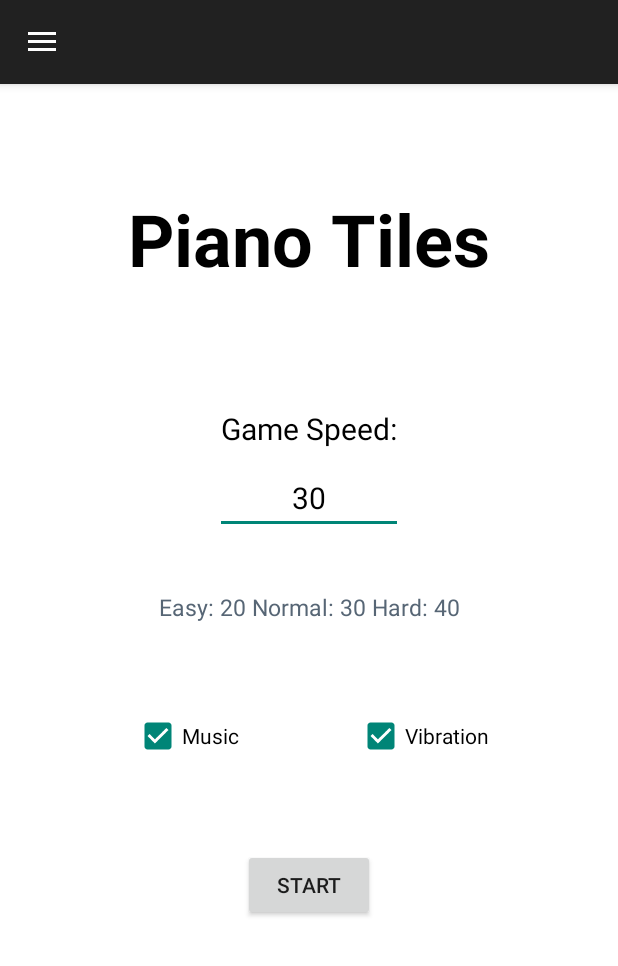
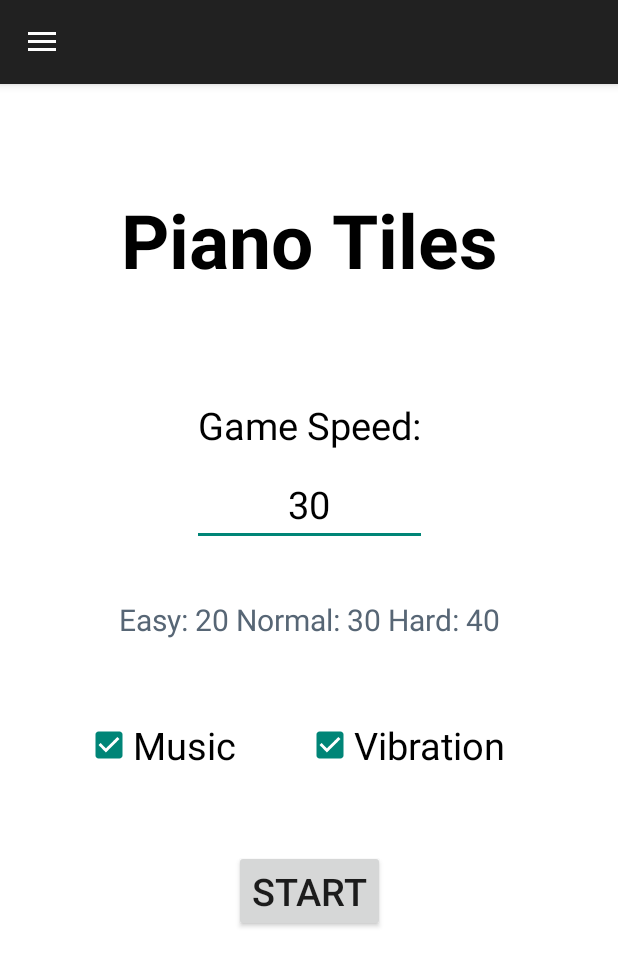
Before and after one commit to atillaturkmen/piano-tiles, an Android app: the screen it shows after launch (MainActivity), on a phone screen of 412 x 824 dp. Shown: the top 966 px of the screen. Run offline under Robolectric (Android 15) with nearby library versions, the phone set to English and light mode, and no system bars; our stand-ins replace navigation-ui; 1 statement that could not run was skipped.

Commit message:
make text bigger

```diff
--- a/app/src/main/res/layout/fragment_main.xml
+++ b/app/src/main/res/layout/fragment_main.xml
@@ -14,7 +14,7 @@
         android:gravity="center"
         android:text="@string/app_name"
         android:textColor="@color/black"
-        android:textSize="48sp"
+        android:textSize="50sp"
         android:textStyle="bold"
         app:layout_constraintBottom_toBottomOf="parent"
         app:layout_constraintEnd_toEndOf="parent"
@@ -28,7 +28,7 @@
         android:layout_height="wrap_content"
         android:text="@string/input"
         android:textColor="@color/black"
-        android:textSize="20sp"
+        android:textSize="25sp"
         app:layout_constraintBottom_toTopOf="@+id/editText"
         app:layout_constraintEnd_toEndOf="parent"
         app:layout_constraintStart_toStartOf="parent"
@@ -47,7 +47,7 @@
         android:text="@string/game_speed"
         android:textAlignment="center"
         android:textColor="@color/black"
-        android:textSize="20sp"
+        android:textSize="25sp"
         app:layout_constraintBottom_toBottomOf="parent"
         app:layout_constraintEnd_toEndOf="parent"
         app:layout_constraintStart_toStartOf="parent"
@@ -64,7 +64,7 @@
         android:maxLines="1"
         android:text="@string/speed_advice"
         android:textColor="@color/gray"
-        android:textSize="15sp"
+        android:textSize="20sp"
         app:autoSizeTextType="uniform"
         app:layout_constraintBottom_toTopOf="@+id/button"
         app:layout_constraintEnd_toEndOf="parent"
@@ -81,6 +81,7 @@
         android:checked="true"
         android:text="@string/music"
         android:textColor="@color/black"
+        android:textSize="25sp"
         app:layout_constraintBottom_toTopOf="@+id/button"
         app:layout_constraintEnd_toStartOf="@+id/vibrationBox"
         app:layout_constraintStart_toStartOf="parent"
@@ -95,6 +96,7 @@
         android:checked="true"
         android:text="@string/vibration"
         android:textColor="@color/black"
+        android:textSize="25sp"
         app:layout_constraintBottom_toTopOf="@+id/button"
         app:layout_constraintEnd_toEndOf="parent"
         app:layout_constraintHorizontal_bias="0.759"
@@ -106,6 +108,7 @@
         android:layout_width="wrap_content"
         android:layout_height="wrap_content"
         android:text="@string/start"
+        android:textSize="25sp"
         app:layout_constraintBottom_toBottomOf="parent"
         app:layout_constraintEnd_toEndOf="parent"
         app:layout_constraintStart_toStartOf="parent"
```
